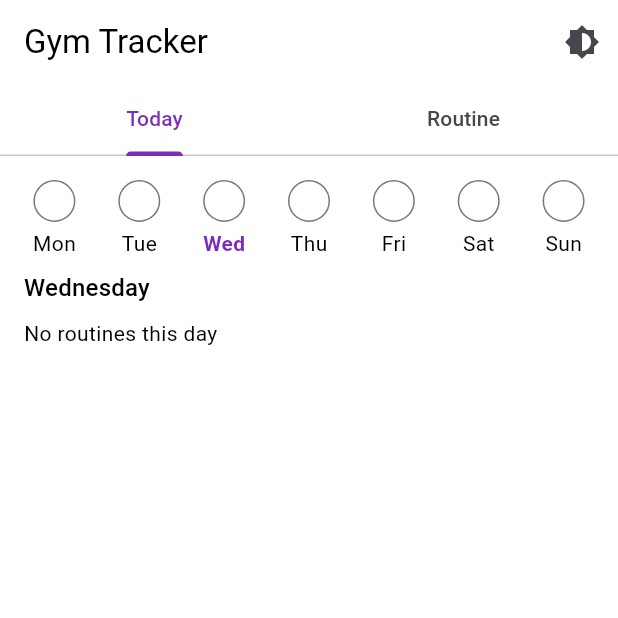
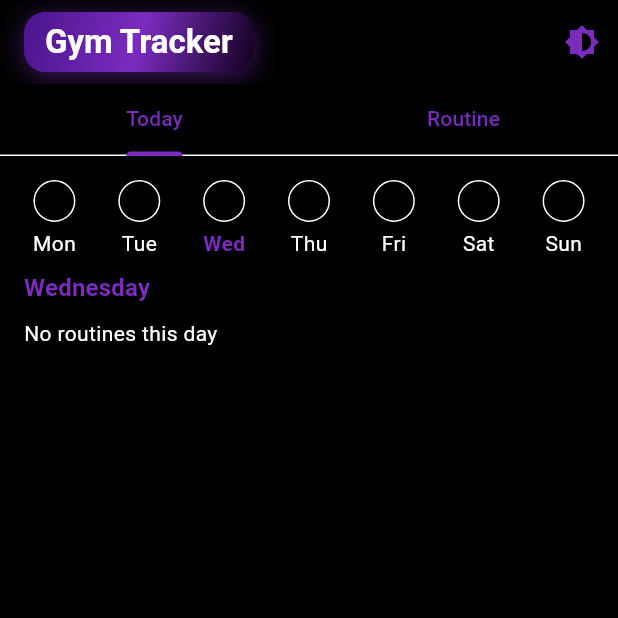
Before and after one commit to Juanppmi/gymtracker, a Flutter app: the screen it shows after launch, on a phone screen of 412 x 824 dp, the top half of it. Run offline on Flutter 3.47's test engine with Material 3 defaults, Android fonts, the phone set to English and light mode, and no system bars; our stand-ins replace cupertino_ui, drift, drift_flutter, flutter_riverpod, material_ui, shared_preferences; accounts and stored records are empty; generated files the repository leaves out were written again; statements that could not run were skipped.

Commit message:
fix/restyle-the-app-in-black-and-purple
The washed-out theme is replaced with a black background, purple labels, and purple buttons with white text, including a background behind the app title.

Closes #18

Co-authored-by: Cursor <cursoragent@cursor.com>

```diff
--- a/lib/ui/design_system/app_theme.dart
+++ b/lib/ui/design_system/app_theme.dart
@@ -5,14 +5,79 @@ const appBlack = Color(0xFF000000);
 const appWhite = Color(0xFFFFFFFF);
 
 ThemeData buildAppTheme(Brightness brightness) {
-  final dark = brightness == Brightness.dark;
-  final background = dark ? appBlack : appWhite;
-  final foreground = dark ? appWhite : appBlack;
+  const buttonShape = RoundedRectangleBorder(
+    borderRadius: BorderRadius.all(Radius.circular(12)),
+  );
   return ThemeData(
-    colorScheme: ColorScheme.fromSeed(
-      seedColor: appPurple,
+    brightness: brightness,
+    colorScheme: ColorScheme(
       brightness: brightness,
-    ).copyWith(primary: appPurple, surface: background, onSurface: foreground),
-    scaffoldBackgroundColor: background,
+      primary: appPurple,
+      onPrimary: appWhite,
+      secondary: appPurple,
+      onSecondary: appWhite,
+      error: const Color(0xFFFF8A80),
+      onError: appBlack,
+      surface: appBlack,
+      onSurface: appWhite,
+    ),
+    scaffoldBackgroundColor: appBlack,
+    canvasColor: appBlack,
+    appBarTheme: const AppBarTheme(
+      backgroundColor: appBlack,
+      foregroundColor: appPurple,
+      elevation: 0,
+    ),
+    tabBarTheme: const TabBarThemeData(
+      labelColor: appPurple,
+      unselectedLabelColor: appPurple,
+      indicatorColor: appPurple,
+    ),
+    popupMenuTheme: const PopupMenuThemeData(
+      color: appBlack,
+      textStyle: TextStyle(color: appPurple),
+    ),
+    iconTheme: const IconThemeData(color: appPurple),
+    filledButtonTheme: FilledButtonThemeData(
+      style: FilledButton.styleFrom(
+        backgroundColor: appPurple,
+        foregroundColor: appWhite,
+        shape: buttonShape,
+      ),
+    ),
+    textButtonTheme: TextButtonThemeData(
+      style: TextButton.styleFrom(
+        backgroundColor: appPurple,
+        foregroundColor: appWhite,
+        shape: buttonShape,
+      ),
+    ),
+    inputDecorationTheme: const InputDecorationTheme(
+      labelStyle: TextStyle(color: appPurple),
+      floatingLabelStyle: TextStyle(color: appPurple),
+      enabledBorder: OutlineInputBorder(
+        borderSide: BorderSide(color: appPurple),
+      ),
+      focusedBorder: OutlineInputBorder(
+        borderSide: BorderSide(color: appPurple, width: 2),
+      ),
+    ),
+    textTheme: const TextTheme(
+      titleLarge: TextStyle(color: appPurple, fontWeight: FontWeight.w700),
+      titleMedium: TextStyle(color: appPurple, fontWeight: FontWeight.w700),
+      bodyLarge: TextStyle(color: appWhite),
+      bodyMedium: TextStyle(color: appWhite),
+      labelLarge: TextStyle(color: appWhite),
+    ),
+    chipTheme: const ChipThemeData(
+      backgroundColor: Color(0xFF14001F),
+      selectedColor: appPurple,
+      labelStyle: TextStyle(color: appWhite),
+      secondaryLabelStyle: TextStyle(color: appWhite),
+      side: BorderSide(color: appPurple),
+      showCheckmark: false,
+    ),
+    dialogTheme: const DialogThemeData(backgroundColor: appBlack),
+    bottomSheetTheme: const BottomSheetThemeData(backgroundColor: appBlack),
   );
 }
--- /dev/null
+++ b/lib/ui/design_system/app_title.dart
@@ -0,0 +1,36 @@
+import 'package:gymtracker/l10n/app_localizations.dart';
+import 'package:gymtracker/ui/design_system/app_theme.dart';
+import 'package:material_ui/material_ui.dart';
+
+class AppTitle extends StatelessWidget {
+  const AppTitle({super.key});
+
+  @override
+  Widget build(BuildContext context) {
+    return DecoratedBox(
+      key: const Key('app-title'),
+      decoration: BoxDecoration(
+        borderRadius: BorderRadius.circular(14),
+        gradient: const LinearGradient(
+          begin: Alignment.topLeft,
+          end: Alignment.bottomRight,
+          colors: [Color(0xFF4A148C), appPurple, Color(0xFF12001F)],
+        ),
+        boxShadow: const [
+          BoxShadow(
+            color: Color(0x807B2CBF),
+            blurRadius: 14,
+            offset: Offset(0, 3),
+          ),
+        ],
+      ),
+      child: Padding(
+        padding: const EdgeInsets.symmetric(horizontal: 14, vertical: 6),
+        child: Text(
+          AppLocalizations.of(context).appTitle,
+          style: const TextStyle(color: appWhite, fontWeight: FontWeight.w700),
+        ),
+      ),
+    );
+  }
+}
--- a/lib/ui/navigation/home_shell.dart
+++ b/lib/ui/navigation/home_shell.dart
@@ -1,4 +1,5 @@
 import 'package:gymtracker/l10n/app_localizations.dart';
+import 'package:gymtracker/ui/design_system/app_title.dart';
 import 'package:gymtracker/ui/routine/routine_screen.dart';
 import 'package:gymtracker/ui/theme/theme_mode_button.dart';
 import 'package:gymtracker/ui/today/today_screen.dart';
@@ -14,7 +15,7 @@ class HomeShell extends StatelessWidget {
       length: 2,
       child: Scaffold(
         appBar: AppBar(
-          title: Text(l10n.appTitle),
+          title: const AppTitle(),
           actions: const [ThemeModeButton()],
           bottom: TabBar(
             tabs: [
```
Also changed, not shown: 1 other file.
